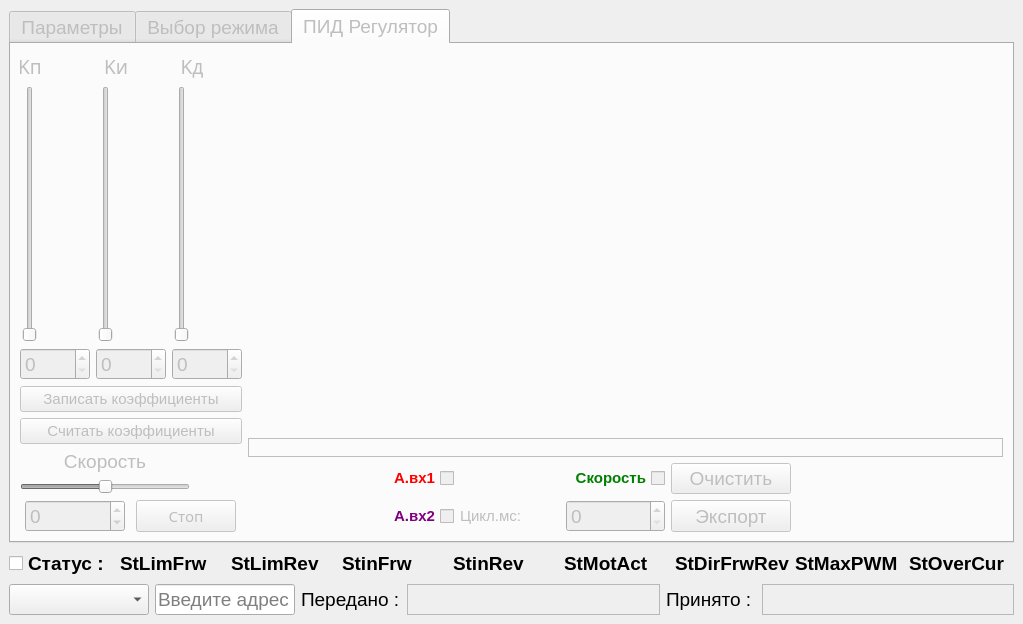
Old version of the form awd.ui in the repository eugenezador/awd-10-v2.
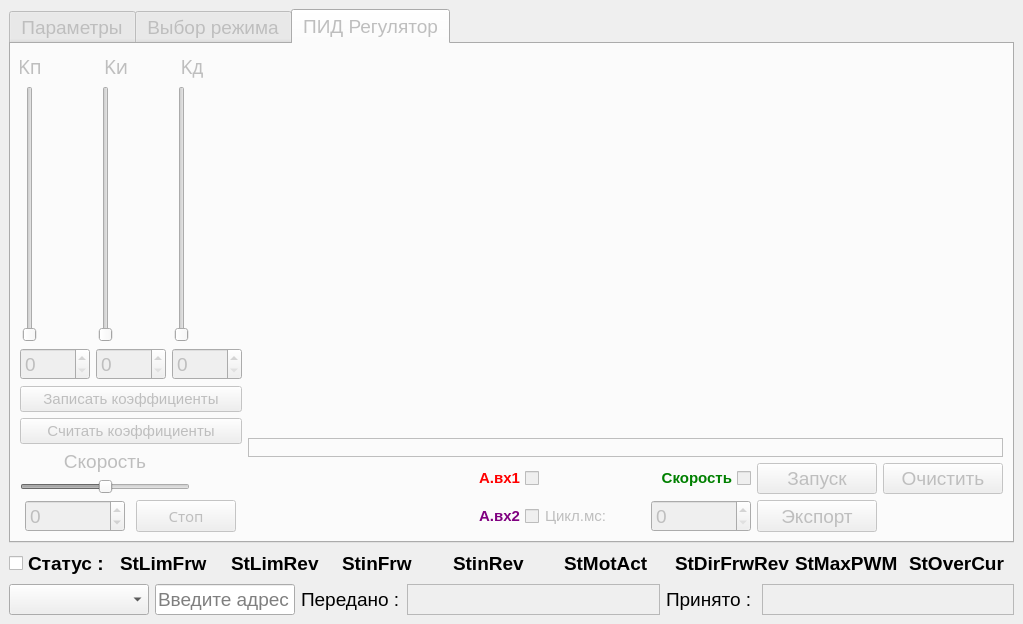
New version of the form. Custom widgets are drawn as their Qt base class.

```diff
--- a/awd.ui
+++ b/awd.ui
@@ -3455,24 +3455,6 @@
             </item>
             <item>
              <layout class="QGridLayout" name="gridLayout_14">
-              <item row="1" column="3">
-               <widget class="QPushButton" name="btn_clear">
-                <property name="maximumSize">
-                 <size>
-                  <width>120</width>
-                  <height>70</height>
-                 </size>
-                </property>
-                <property name="font">
-                 <font>
-                  <pointsize>14</pointsize>
-                 </font>
-                </property>
-                <property name="text">
-                 <string>Очистить</string>
-                </property>
-               </widget>
-              </item>
               <item row="4" column="2">
                <layout class="QHBoxLayout" name="horizontalLayout_10">
                 <item>
@@ -3615,6 +3597,31 @@
                 </property>
                </widget>
               </item>
+              <item row="1" column="3">
+               <widget class="QPushButton" name="start_stop_session">
+                <property name="text">
+                 <string>Запуск</string>
+                </property>
+               </widget>
+              </item>
+              <item row="1" column="4">
+               <widget class="QPushButton" name="btn_clear">
+                <property name="maximumSize">
+                 <size>
+                  <width>120</width>
+                  <height>70</height>
+                 </size>
+                </property>
+                <property name="font">
+                 <font>
+                  <pointsize>14</pointsize>
+                 </font>
+                </property>
+                <property name="text">
+                 <string>Очистить</string>
+                </property>
+               </widget>
+              </item>
              </layout>
             </item>
            </layout>
```
